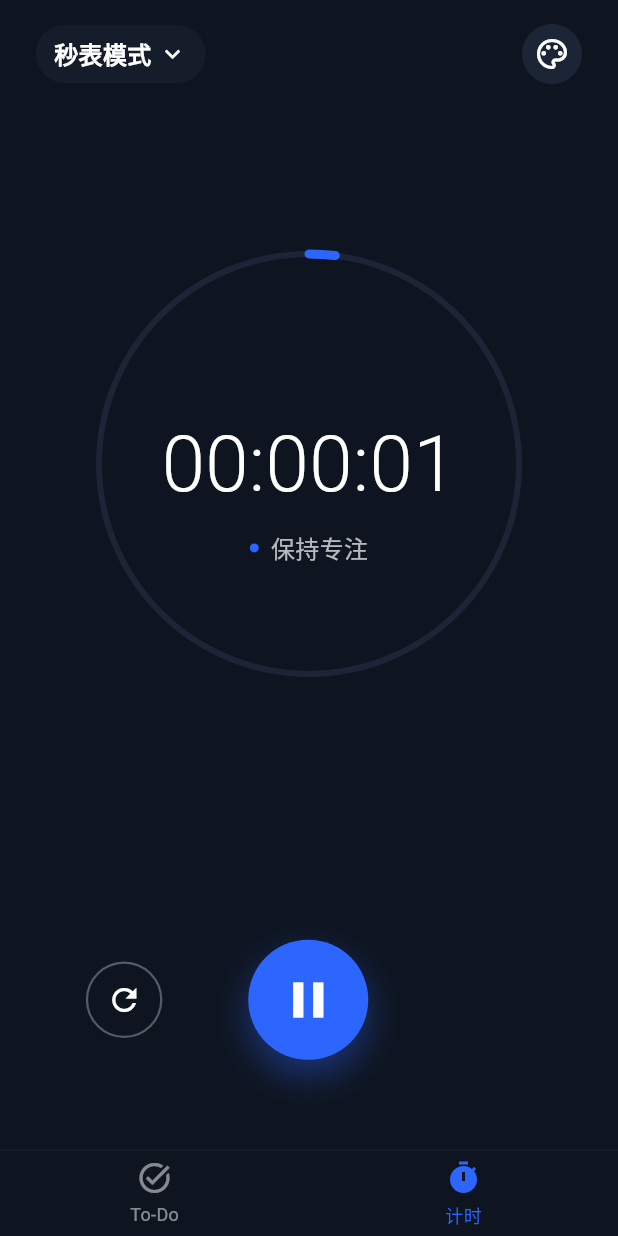
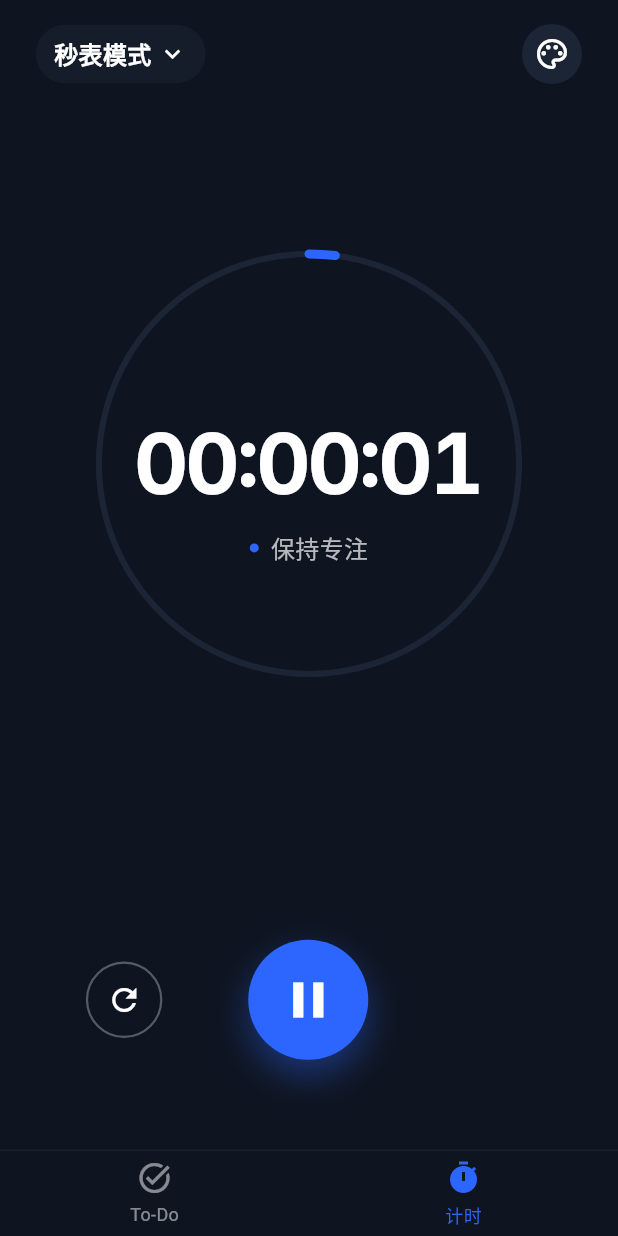
Before and after one commit to t66666t/fluent-to-do, a Flutter app: the screen it shows after launch, item 2 of the bottom bar chosen, after a tap on the "play arrow" icon, on a phone screen of 412 x 824 dp. Run offline on Flutter 3.47's test engine with Material 3 defaults, Android fonts, the light colour scheme and no system bars; our stand-ins replace google_fonts, shared_preferences, table_calendar, wakelock_plus.

Commit message:
1.01版本

```diff
--- a/lib/providers/timer_provider.dart
+++ b/lib/providers/timer_provider.dart
@@ -2,6 +2,7 @@ import 'dart:async';
 import 'dart:convert';
 import 'package:flutter/material.dart';
 import 'package:shared_preferences/shared_preferences.dart';
+import 'package:wakelock_plus/wakelock_plus.dart';
 import '../utils/haptic_helper.dart';
 
 enum TimerMode { stopwatch, countdown, exam }
@@ -120,6 +121,14 @@ class TimerProvider with ChangeNotifier {
     return _currentDuration.inMilliseconds / _initialDuration.inMilliseconds;
   }
 
+  Future<void> _syncWakeLock() async {
+    if (_state == TimerState.running) {
+      await WakelockPlus.enable();
+    } else {
+      await WakelockPlus.disable();
+    }
+  }
+
   void setMode(TimerMode mode) {
     if (_mode == mode) return;
 
@@ -135,6 +144,7 @@ class TimerProvider with ChangeNotifier {
     // 4. Restore state from cache
     _restoreFromCache(_mode);
 
+    _syncWakeLock();
     notifyListeners();
     _saveState();
   }
@@ -319,6 +329,7 @@ class TimerProvider with ChangeNotifier {
     _startDurationVal = _currentDuration;
 
     HapticHelper.medium();
+    _syncWakeLock();
     notifyListeners();
 
     _timer?.cancel();
@@ -334,6 +345,7 @@ class TimerProvider with ChangeNotifier {
     _state = TimerState.paused;
     _timer?.cancel();
     HapticHelper.light();
+    _syncWakeLock();
     notifyListeners();
     _saveState();
   }
@@ -351,6 +363,7 @@ class TimerProvider with ChangeNotifier {
 
     _state = TimerState.idle;
     _resetDurationForMode();
+    _syncWakeLock();
     notifyListeners();
     _saveState();
   }
@@ -393,7 +406,7 @@ class TimerProvider with ChangeNotifier {
       _currentDuration = _initialDuration;
     } else if (_mode == TimerMode.exam) {
       // Keep exam duration
-      _currentDuration = _initialDuration;
+      _currentDuration = _isExamCountUp ? Duration.zero : _initialDuration;
     }
   }
 
@@ -457,6 +470,7 @@ class TimerProvider with ChangeNotifier {
     // Restore current mode state
     _restoreFromCache(_mode);
 
+    _syncWakeLock();
     notifyListeners();
   }
 
@@ -506,6 +520,7 @@ class TimerProvider with ChangeNotifier {
   @override
   void dispose() {
     _timer?.cancel();
+    WakelockPlus.disable();
     super.dispose();
   }
 }
--- a/lib/screens/timer_screen.dart
+++ b/lib/screens/timer_screen.dart
@@ -1,6 +1,7 @@
 import 'dart:math';
 import 'package:flutter/cupertino.dart';
 import 'package:flutter/material.dart';
+import 'package:google_fonts/google_fonts.dart';
 import 'package:provider/provider.dart';
 import '../providers/timer_provider.dart';
 import '../utils/haptic_helper.dart';
@@ -596,11 +597,12 @@ class _TimerScreenState extends State<TimerScreen> with TickerProviderStateMixin
       child: Center(
         child: Text(
           timeStr,
-          style: TextStyle(
+          style: GoogleFonts.inter(
             color: provider.currentStyle.textColor,
-            fontSize: 52,
-            fontWeight: FontWeight.w300,
+            fontSize: 56,
+            fontWeight: FontWeight.w700,
             fontFeatures: const [FontFeature.tabularFigures()],
+            letterSpacing: -2,
           ),
         ),
       ),
```
Also changed, not shown: pubspec.yaml (+15 -0 lines), pubspec.lock, 44 other files.
